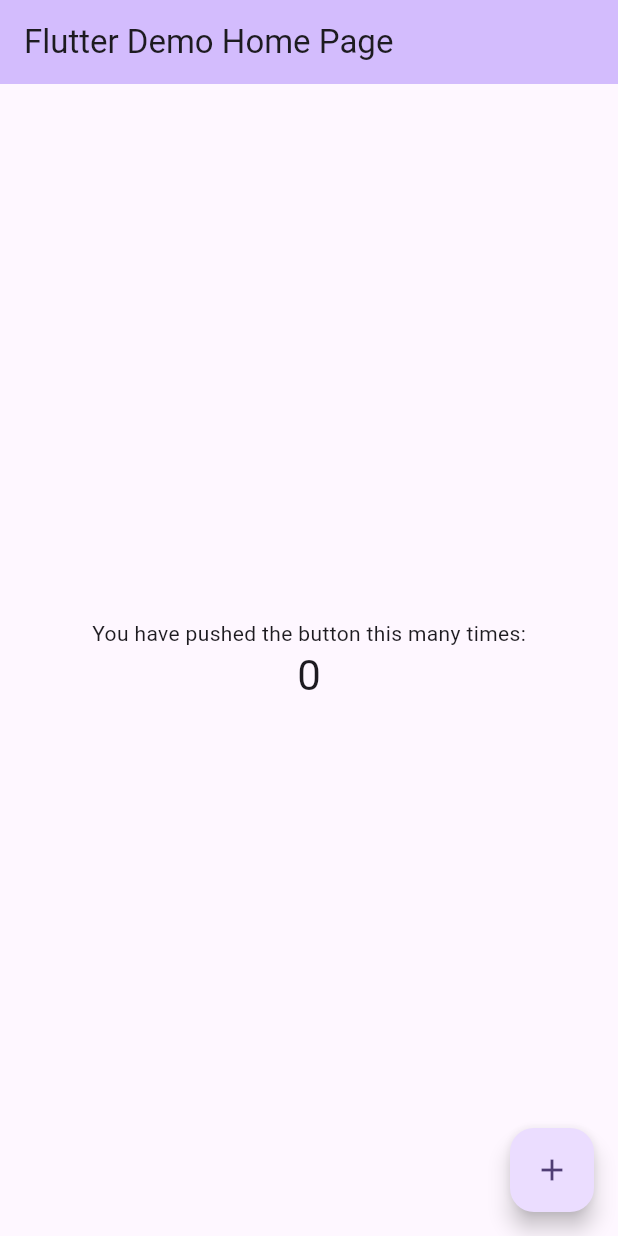
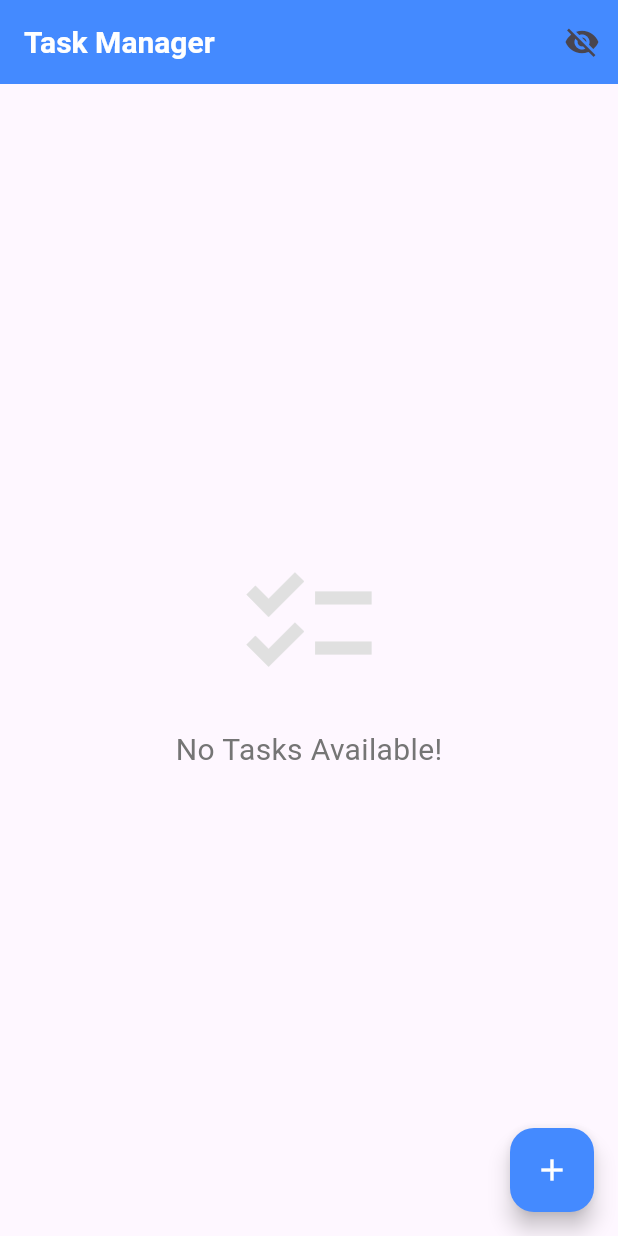
Before and after one commit to sachinprabuditha/Task-Management-App-Flutter, a Flutter app: the screen it shows after launch, on a phone screen of 412 x 824 dp. Run offline on Flutter 3.47's test engine with Material 3 defaults, Android fonts, the phone set to English and light mode, and no system bars; our stand-ins replace sqflite; accounts and stored records are empty.

Commit message:
Implement task management features with SQLite integration and update widget test/ Implement CRUD operations

```diff
--- /dev/null
+++ b/lib/database/database_helper.dart
@@ -0,0 +1,93 @@
+import 'package:sqflite/sqflite.dart';
+import 'package:path/path.dart';
+import '../models/task.dart';
+
+class DatabaseService {
+  static final DatabaseService _instance = DatabaseService._internal();
+  static Database? _database;
+
+  factory DatabaseService() {
+    return _instance;
+  }
+
+  DatabaseService._internal();
+
+  Future<Database> get database async {
+    if (_database != null) return _database!;
+    _database = await _initDatabase();
+    return _database!;
+  }
+
+  Future<Database> _initDatabase() async {
+    String path = join(await getDatabasesPath(), 'tasks_database.db');
+    return await openDatabase(
+      path,
+      version: 1,
+      onCreate: _onCreate,
+    );
+  }
+
+  Future<void> _onCreate(Database db, int version) async {
+    await db.execute(
+      'CREATE TABLE tasks(id INTEGER PRIMARY KEY AUTOINCREMENT, title TEXT, description TEXT, isCompleted INTEGER, createdAt TEXT)',
+    );
+  }
+
+  // Insert a new task
+  Future<Task> insertTask(Task task) async {
+    final db = await database;
+    final id = await db.insert(
+      'tasks',
+      task.toMap(),
+      conflictAlgorithm: ConflictAlgorithm.replace
+    );
+    return task.copyWith(id: id);
+  }
+
+  // Retrieve all tasks
+  Future<List<Task>> getTasks() async {
+    final db = await database;
+    final List<Map<String, dynamic>> maps = await db.query('tasks', orderBy: 'createdAt DESC');
+    return List.generate(maps.length, (i) => Task.fromMap(maps[i]));
+  }
+
+  // Update a task
+  Future<void> updateTask(Task task) async {
+    final db = await database;
+    await db.update(
+      'tasks',
+      task.toMap(),
+      where: 'id = ?',
+      whereArgs: [task.id],
+    );
+  }
+
+  // Delete a task
+  Future<void> deleteTask(int id) async {
+    final db = await database;
+    await db.delete(
+      'tasks',
+      where: 'id = ?',
+      whereArgs: [id],
+    );
+  }
+}
+
+// Extension method to add copyWith to Task
+extension TaskExtension on Task {
+  Task copyWith({
+    int? id,
+    String? title,
+    String? description,
+    bool? isCompleted,
+    DateTime? createdAt,
+  }) {
+    return Task(
+      id: id ?? this.id,
+      title: title ?? this.title,
+      description: description ?? this.description,
+      isCompleted: isCompleted ?? this.isCompleted,
+      createdAt: createdAt ?? this.createdAt,
+    );
+  }
+}
--- a/lib/main.dart
+++ b/lib/main.dart
@@ -1,125 +1,48 @@
 import 'package:flutter/material.dart';
+import 'package:provider/provider.dart';
+import 'viewmodels/task_viewmodel.dart';
+import 'views/task_list_view.dart';
 
 void main() {
-  runApp(const MyApp());
+  runApp(
+    MultiProvider(
+      providers: [
+        ChangeNotifierProvider(create: (context) => TaskViewModel()),
+      ],
+      child: TaskManagerApp(),
+    ),
+  );
 }
 
-class MyApp extends StatelessWidget {
-  const MyApp({super.key});
-
-  // This widget is the root of your application.
+class TaskManagerApp extends StatelessWidget {
   @override
   Widget build(BuildContext context) {
     return MaterialApp(
-      title: 'Flutter Demo',
+      title: 'Task Manager',
       theme: ThemeData(
-        // This is the theme of your application.
-        //
-        // TRY THIS: Try running your application with "flutter run". You'll see
-        // the application has a purple toolbar. Then, without quitting the app,
-        // try changing the seedColor in the colorScheme below to Colors.green
-        // and then invoke "hot reload" (save your changes or press the "hot
-        // reload" button in a Flutter-supported IDE, or press "r" if you used
-        // the command line to start the app).
-        //
-        // Notice that the counter didn't reset back to zero; the application
-        // state is not lost during the reload. To reset the state, use hot
-        // restart instead.
-        //
-        // This works for code too, not just values: Most code changes can be
-        // tested with just a hot reload.
-        colorScheme: ColorScheme.fromSeed(seedColor: Colors.deepPurple),
-        useMaterial3: true,
+        primarySwatch: Colors.blue,
+        visualDensity: VisualDensity.adaptivePlatformDensity,
+        appBarTheme: const AppBarTheme(
+          elevation: 0,
+          backgroundColor: Colors.blueAccent,
+          titleTextStyle: TextStyle(
+            color: Colors.white,
+            fontSize: 20,
+            fontWeight: FontWeight.bold,
+          ),
+        ),
+        floatingActionButtonTheme: const FloatingActionButtonThemeData(
+          backgroundColor: Colors.blueAccent,
+          foregroundColor: Colors.white,
+        ),
+        cardTheme: CardTheme(
+          elevation: 5,
+          shape: RoundedRectangleBorder(
+            borderRadius: BorderRadius.circular(12),
+          ),
+        ),
       ),
-      home: const MyHomePage(title: 'Flutter Demo Home Page'),
+      home: const TaskListView(),
     );
   }
 }
-
-class MyHomePage extends StatefulWidget {
-  const MyHomePage({super.key, required this.title});
-
-  // This widget is the home page of your application. It is stateful, meaning
-  // that it has a State object (defined below) that contains fields that affect
-  // how it looks.
-
-  // This class is the configuration for the state. It holds the values (in this
-  // case the title) provided by the parent (in this case the App widget) and
-  // used by the build method of the State. Fields in a Widget subclass are
-  // always marked "final".
-
-  final String title;
-
-  @override
-  State<MyHomePage> createState() => _MyHomePageState();
-}
-
-class _MyHomePageState extends State<MyHomePage> {
-  int _counter = 0;
-
-  void _incrementCounter() {
-    setState(() {
-      // This call to setState tells the Flutter framework that something has
-      // changed in this State, which causes it to rerun the build method below
-      // so that the display can reflect the updated values. If we changed
-      // _counter without calling setState(), then the build method would not be
-      // called again, and so nothing would appear to happen.
-      _counter++;
-    });
-  }
-
-  @override
-  Widget build(BuildContext context) {
-    // This method is rerun every time setState is called, for instance as done
-    // by the _incrementCounter method above.
-    //
-    // The Flutter framework has been optimized to make rerunning build methods
-    // fast, so that you can just rebuild anything that needs updating rather
-    // than having to individually change instances of widgets.
-    return Scaffold(
-      appBar: AppBar(
-        // TRY THIS: Try changing the color here to a specific color (to
-        // Colors.amber, perhaps?) and trigger a hot reload to see the AppBar
-        // change color while the other colors stay the same.
-        backgroundColor: Theme.of(context).colorScheme.inversePrimary,
-        // Here we take the value from the MyHomePage object that was created by
-        // the App.build method, and use it to set our appbar title.
-        title: Text(widget.title),
-      ),
-      body: Center(
-        // Center is a layout widget. It takes a single child and positions it
-        // in the middle of the parent.
-        child: Column(
-          // Column is also a layout widget. It takes a list of children and
-          // arranges them vertically. By default, it sizes itself to fit its
-          // children horizontally, and tries to be as tall as its parent.
-          //
-          // Column has various properties to control how it sizes itself and
-          // how it positions its children. Here we use mainAxisAlignment to
-          // center the children vertically; the main axis here is the vertical
-          // axis because Columns are vertical (the cross axis would be
-          // horizontal).
-          //
-          // TRY THIS: Invoke "debug painting" (choose the "Toggle Debug Paint"
-          // action in the IDE, or press "p" in the console), to see the
-          // wireframe for each widget.
-          mainAxisAlignment: MainAxisAlignment.center,
-          children: <Widget>[
-            const Text(
-              'You have pushed the button this many times:',
-            ),
-            Text(
-              '$_counter',
-              style: Theme.of(context).textTheme.headlineMedium,
-            ),
-          ],
-        ),
-      ),
-      floatingActionButton: FloatingActionButton(
-        onPressed: _incrementCounter,
-        tooltip: 'Increment',
-        child: const Icon(Icons.add),
-      ), // This trailing comma makes auto-formatting nicer for build methods.
-    );
-  }
-}
--- /dev/null
+++ b/lib/models/task.dart
@@ -0,0 +1,39 @@
+class Task {
+  final int? id;
+  final String title;
+  final String description;
+  final bool? isCompleted;
+  final DateTime? createdAt;
+
+  Task({
+    this.id,
+    required this.title,
+    required this.description,
+    this.isCompleted = false,
+    this.createdAt,
+  });
+
+  // Convert Task to Map for database storage
+  Map<String, dynamic> toMap() {
+    return {
+      'id': id,
+      'title': title,
+      'description': description,
+      'isCompleted': isCompleted == true ? 1 : 0,
+      'createdAt': createdAt?.toIso8601String(),
+    };
+  }
+
+  // Create Task from Map (useful for database retrieval)
+  factory Task.fromMap(Map<String, dynamic> map) {
+    return Task(
+      id: map['id'],
+      title: map['title'],
+      description: map['description'],
+      isCompleted: map['isCompleted'] == 1,
+      createdAt: map['createdAt'] != null
+        ? DateTime.parse(map['createdAt'])
+        : null,
+    );
+  }
+}
--- /dev/null
+++ b/lib/viewmodels/task_viewmodel.dart
@@ -0,0 +1,51 @@
+import 'package:flutter/material.dart';
+import 'package:task_manager/database/database_helper.dart';
+import '../models/task.dart';
+
+class TaskViewModel extends ChangeNotifier {
+  List<Task> _tasks = [];
+  final DatabaseService _databaseService = DatabaseService();
+
+  List<Task> get tasks => _tasks;
+
+  // Load tasks from database
+  Future<void> loadTasks() async {
+    _tasks = await _databaseService.getTasks();
+    notifyListeners();
+  }
+
+  // Add a new task
+  Future<void> addTask(Task task) async {
+    final newTask = await _databaseService.insertTask(task);
+    _tasks.add(newTask);
+    notifyListeners();
+  }
+
+  // Update an existing task
+  Future<void> updateTask(Task task) async {
+    await _databaseService.updateTask(task);
+    final index = _tasks.indexWhere((t) => t.id == task.id);
+    if (index != -1) {
+      _tasks[index] = task;
+      notifyListeners();
+    }
+  }
+
+  // Delete a task
+  Future<void> deleteTask(int taskId) async {
+    await _databaseService.deleteTask(taskId);
+    _tasks.removeWhere((task) => task.id == taskId);
+    notifyListeners();
+  }
+
+  // Toggle task completion status
+  Future<void> toggleTaskCompletion(Task task) async {
+    final updatedTask = Task(
+      id: task.id,
+      title: task.title,
+      description: task.description,
+      isCompleted: !(task.isCompleted ?? false),
+    );
+    await updateTask(updatedTask);
+  }
+}
--- /dev/null
+++ b/lib/views/task_list_view.dart
@@ -0,0 +1,251 @@
+import 'package:flutter/material.dart';
+import 'package:provider/provider.dart';
+import '../viewmodels/task_viewmodel.dart';
+import '../models/task.dart';
+
+class TaskListView extends StatefulWidget {
+  const TaskListView({super.key});
+
+  @override
+  _TaskListViewState createState() => _TaskListViewState();
+}
+
+class _TaskListViewState extends State<TaskListView> {
+  bool _showCompletedTasks = false;
+
+  @override
+  void initState() {
+    super.initState();
+    // Load tasks when the view is first created
+    WidgetsBinding.instance.addPostFrameCallback((_) {
+      Provider.of<TaskViewModel>(context, listen: false).loadTasks();
+    });
+  }
+
+  @override
+  Widget build(BuildContext context) {
+    final taskViewModel = Provider.of<TaskViewModel>(context);
+
+    return Scaffold(
+      appBar: AppBar(
+        title: const Text('Task Manager', style: TextStyle(fontWeight: FontWeight.bold)),
+        actions: [
+          IconButton(
+            icon: Icon(_showCompletedTasks ? Icons.visibility : Icons.visibility_off),
+            onPressed: () {
+              setState(() {
+                _showCompletedTasks = !_showCompletedTasks;
+              });
+            },
+            tooltip: _showCompletedTasks ? 'Hide Completed' : 'Show Completed',
+          ),
+        ],
+      ),
+      body: Consumer<TaskViewModel>(
+        builder: (context, taskViewModel, child) {
+          // Filter tasks based on completion status
+          final filteredTasks = _showCompletedTasks
+            ? taskViewModel.tasks
+            : taskViewModel.tasks.where((task) => !(task.isCompleted ?? false)).toList();
+
+          return filteredTasks.isEmpty
+              ? Center(
+                  child: Column(
+                    mainAxisAlignment: MainAxisAlignment.center,
+                    children: [
+                      Icon(
+                        Icons.checklist,
+                        size: 100,
+                        color: Colors.grey[300],
+                      ),
+                      const SizedBox(height: 20),
+                      Text(
+                        'No Tasks Available!',
+                        style: TextStyle(fontSize: 20, color: Colors.grey[600]),
+                      ),
+                    ],
+                  ),
+                )
+              : ListView.builder(
+                  padding: const EdgeInsets.all(8.0),
+                  itemCount: filteredTasks.length,
+                  itemBuilder: (context, index) {
+                    final task = filteredTasks[index];
+                    return Dismissible(
+                      key: Key(task.id.toString()),
+                      background: Container(
+                        color: Colors.red,
+                        alignment: Alignment.centerRight,
+                        padding: const EdgeInsets.only(right: 20),
+                        child: const Icon(Icons.delete, color: Colors.white),
+                      ),
+                      direction: DismissDirection.endToStart,
+                      onDismissed: (direction) {
+                        taskViewModel.deleteTask(task.id!);
+                        ScaffoldMessenger.of(context).showSnackBar(
+                          const SnackBar(content: Text('Task deleted')),
+                        );
+                      },
+                      child: Card(
+                        elevation: 3,
+                        margin: const EdgeInsets.symmetric(vertical: 8, horizontal: 4),
+                        shape: RoundedRectangleBorder(
+                          borderRadius: BorderRadius.circular(12),
+                        ),
+                        child: ListTile(
+                          contentPadding: const EdgeInsets.symmetric(vertical: 8, horizontal: 16),
+                          leading: Checkbox(
+                            value: task.isCompleted ?? false,
+                            onChanged: (bool? value) {
+                              taskViewModel.toggleTaskCompletion(task);
+                            },
+                            activeColor: Colors.green,
+                          ),
+                          title: Text(
+                            task.title,
+                            style: TextStyle(
+                              fontSize: 18,
+                              fontWeight: FontWeight.bold,
+                              color: task.isCompleted ?? false
+                                ? Colors.grey
+                                : Colors.black87,
+                              decoration: task.isCompleted ?? false
+                                ? TextDecoration.lineThrough
+                                : TextDecoration.none,
+                            ),
+                          ),
+                          subtitle: Text(
+                            task.description,
+                            style: TextStyle(
+                              color: task.isCompleted ?? false
+                                ? Colors.grey[500]
+                                : Colors.grey[700],
+                            ),
+                          ),
+                          trailing: Row(
+  mainAxisSize: MainAxisSize.min,
+  children: [
+    IconButton(
+      icon: const Icon(Icons.edit, color: Colors.blue),
+      onPressed: () {
+        _showTaskForm(context, taskViewModel, task: task);
+      },
+    ),
+    IconButton(
+      icon: const Icon(Icons.delete, color: Colors.red),
+      onPressed: () {
+        taskViewModel.deleteTask(task.id!);
+        ScaffoldMessenger.of(context).showSnackBar(
+          const SnackBar(content: Text('Task deleted successfully')),
+        );
+      },
+    ),
+  ],
+),
+                        ),
+                      ),
+                    );
+                  },
+                );
+        },
+      ),
+      floatingActionButton: FloatingActionButton(
+        onPressed: () {
+          _showTaskForm(context, taskViewModel);
+        },
+        child: const Icon(Icons.add, color: Colors.white),
+      ),
+    );
+  }
+
+  void _showTaskForm(BuildContext context, TaskViewModel taskViewModel, {Task? task}) {
+    final titleController = TextEditingController(text: task?.title);
+    final descriptionController = TextEditingController(text: task?.description);
+    final formKey = GlobalKey<FormState>();
+
+    showModalBottomSheet(
+      context: context,
+      isScrollControlled: true,
+      shape: const RoundedRectangleBorder(
+        borderRadius: BorderRadius.vertical(top: Radius.circular(20)),
+      ),
+      builder: (context) => Padding(
+        padding: EdgeInsets.only(
+          bottom: MediaQuery.of(context).viewInsets.bottom,
+          top: 20,
+          left: 20,
+          right: 20,
+        ),
+        child: Form(
+          key: formKey,
+          child: Column(
+            mainAxisSize: MainAxisSize.min,
+            children: [
+              Text(
+                task == null ? 'Add New Task' : 'Edit Task',
+                style: const TextStyle(
+                  fontSize: 20,
+                  fontWeight: FontWeight.bold,
+                ),
+              ),
+              const SizedBox(height: 20),
+              TextFormField(
+                controller: titleController,
+                decoration: const InputDecoration(
+                  labelText: 'Title',
+                  border: OutlineInputBorder(),
+                ),
+                validator: (value) {
+                  if (value == null || value.isEmpty) {
+                    return 'Please enter a title';
+                  }
+                  return null;
+                },
+              ),
+              const SizedBox(height: 10),
+              TextFormField(
+                controller: descriptionController,
+                decoration: const InputDecoration(
+                  labelText: 'Description',
+                  border: OutlineInputBorder(),
+                ),
+                maxLines: 3,
+              ),
+              const SizedBox(height: 20),
+              Row(
+                mainAxisAlignment: MainAxisAlignment.spaceEvenly,
+                children: [
+                  ElevatedButton(
+                    onPressed: () => Navigator.pop(context),
+                    style: ElevatedButton.styleFrom(backgroundColor: Colors.grey),
+                    child: const Text('Cancel'),
+                  ),
+                  ElevatedButton(
+                    onPressed: () {
+                      if (formKey.currentState!.validate()) {
+                        final newTask = Task(
+                          id: task?.id,
+                          title: titleController.text,
+                          description: descriptionController.text,
+                          isCompleted: task?.isCompleted,
+                        );
+
+                        task == null
+                          ? taskViewModel.addTask(newTask)
+                          : taskViewModel.updateTask(newTask);
+
+                        Navigator.pop(context);
+                      }
+                    },
+                    child: const Text('Save'),
+                  ),
+                ],
+              ),
+              const SizedBox(height: 20),
+            ],
+          ),
+        ),
+      ),
+    );
+  }
+}
--- a/pubspec.yaml
+++ b/pubspec.yaml
@@ -30,6 +30,9 @@ environment:
 dependencies:
   flutter:
     sdk: flutter
+  provider: ^6.1.2
+  sqflite: ^2.0.2
+  path: ^1.8.2
 
 
   # The following adds the Cupertino Icons font to your application.
@@ -39,7 +42,7 @@ dependencies:
 dev_dependencies:
   flutter_test:
     sdk: flutter
-
+  sqflite_common_ffi: ^2.0.0
   # The "flutter_lints" package below contains a set of recommended lints to
   # encourage good coding practices. The lint set provided by the package is
   # activated in the `analysis_options.yaml` file located at the root of your
```
Also changed, not shown: pubspec.lock, 2 other files.
